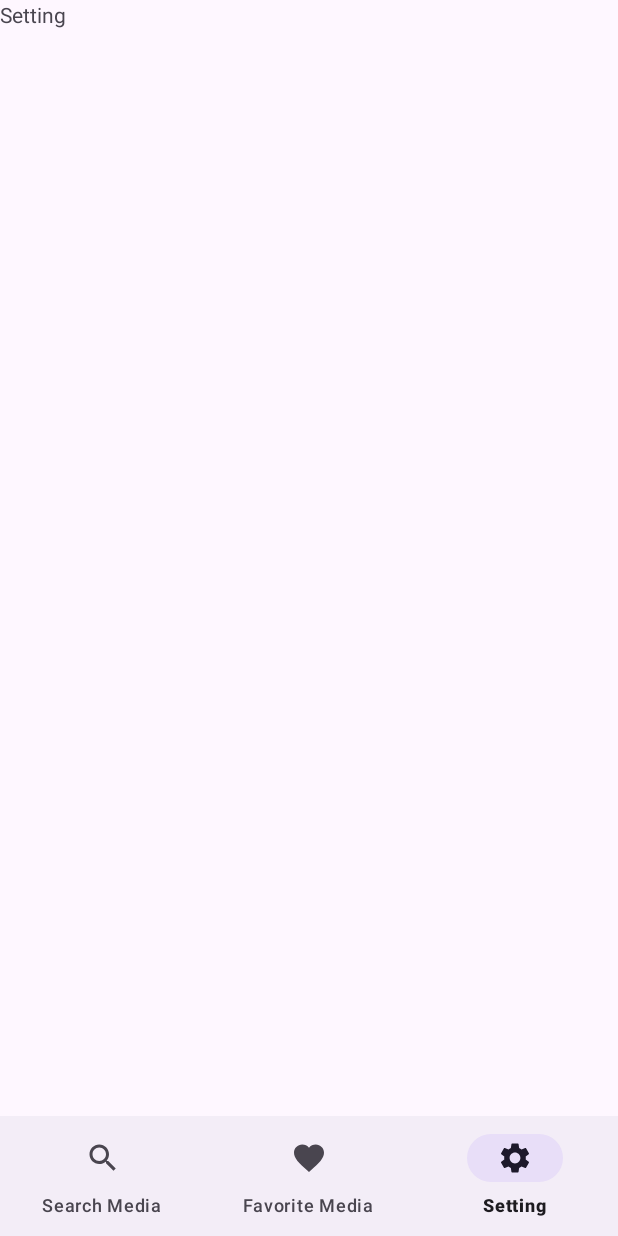
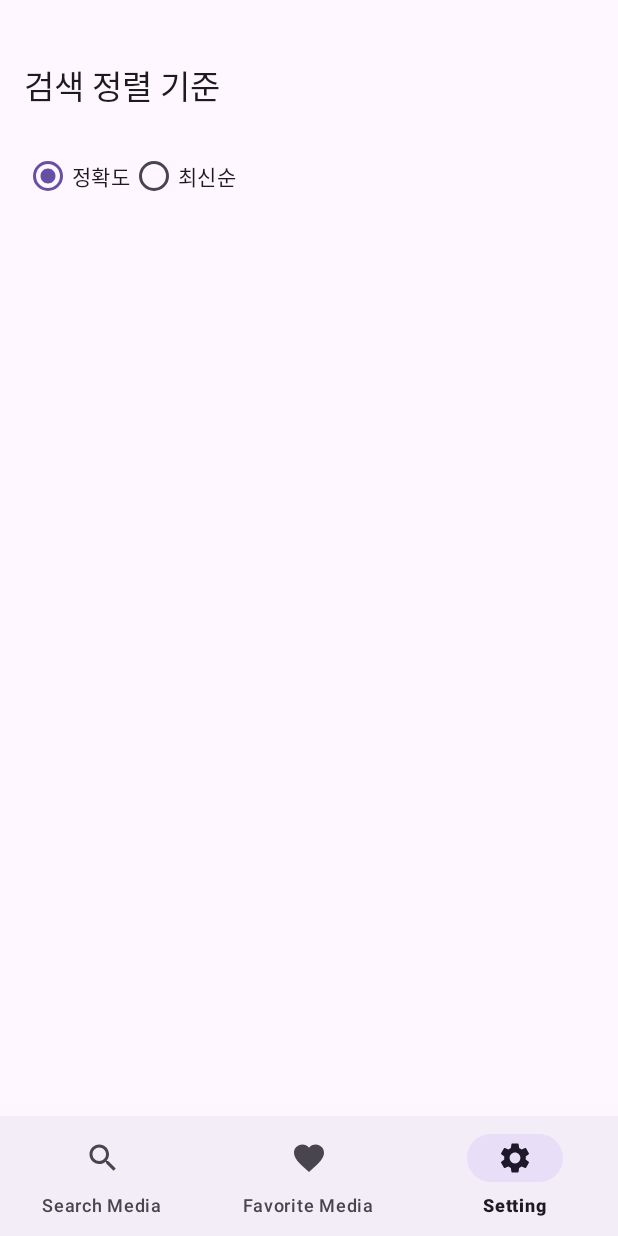
Before and after one commit to Nambyungwook/SearchMediaApp, an Android app: the screen it shows after launch (MainActivity), item 3 of the bottom bar chosen, on a phone screen of 412 x 824 dp. Run offline under Robolectric (Android 15) with nearby library versions, the phone set to English and light mode, and no system bars; our stand-ins replace Room's generated code, RxJava, navigation-ui.

Commit message:
DataStore를 이요한 SettingFragment 구현

```diff
--- a/app/build.gradle
+++ b/app/build.gradle
@@ -91,6 +91,9 @@ dependencies {
     // Kotlin serialization
     implementation 'org.jetbrains.kotlinx:kotlinx-serialization-json:1.3.2'
 
+    // DataStore
+    implementation 'androidx.datastore:datastore-preferences:1.0.0'
+
     testImplementation 'junit:junit:4.13.2'
     androidTestImplementation 'androidx.test.ext:junit:1.1.5'
     androidTestImplementation 'androidx.test.espresso:espresso-core:3.5.1'
--- a/app/src/main/java/com/nbw/searchmediaapp/data/repository/MediaRepository.kt
+++ b/app/src/main/java/com/nbw/searchmediaapp/data/repository/MediaRepository.kt
@@ -45,4 +45,9 @@ interface MediaRepository {
     suspend fun deleteMedia(media: Media)
 
     fun getFavoriteMedias(): Flow<List<Media>>
+
+    // DataStore
+    suspend fun saveSortMode(mode: String)
+
+    suspend fun getSortMode(): Flow<String>
 }
--- a/app/src/main/java/com/nbw/searchmediaapp/data/repository/MediaRepositoryImpl.kt
+++ b/app/src/main/java/com/nbw/searchmediaapp/data/repository/MediaRepositoryImpl.kt
@@ -1,5 +1,10 @@
 package com.nbw.searchmediaapp.data.repository
 
+import androidx.datastore.core.DataStore
+import androidx.datastore.preferences.core.Preferences
+import androidx.datastore.preferences.core.edit
+import androidx.datastore.preferences.core.emptyPreferences
+import androidx.datastore.preferences.core.stringPreferencesKey
 import com.nbw.searchmediaapp.data.api.RetrofitInstance.api
 import com.nbw.searchmediaapp.data.api.RetrofitInstance.rxApi
 import com.nbw.searchmediaapp.data.db.MediaDatabase
@@ -7,13 +12,19 @@ import com.nbw.searchmediaapp.data.model.ImagesResponse
 import com.nbw.searchmediaapp.data.model.Media
 import com.nbw.searchmediaapp.data.model.ResultWrapper
 import com.nbw.searchmediaapp.data.model.VideosResponse
+import com.nbw.searchmediaapp.data.repository.MediaRepositoryImpl.PreferencesKeys.SORT_MODE
+import com.nbw.searchmediaapp.utils.Sort
 import com.nbw.searchmediaapp.utils.safeApiCall
 import io.reactivex.Observable
 import kotlinx.coroutines.Dispatchers
 import kotlinx.coroutines.flow.Flow
+import kotlinx.coroutines.flow.catch
+import kotlinx.coroutines.flow.map
+import okio.IOException
 
 class MediaRepositoryImpl(
-    private val db: MediaDatabase
+    private val db: MediaDatabase,
+    private val dataStore: DataStore<Preferences>
 ): MediaRepository {
     override suspend fun searchImages(
         query: String,
@@ -87,4 +98,30 @@ class MediaRepositoryImpl(
     override fun getFavoriteMedias(): Flow<List<Media>> {
         return db.mediaDao().getFavoriteMedias()
     }
+
+    // DataStore
+    private object PreferencesKeys {
+        val SORT_MODE = stringPreferencesKey("sort_mode")
+    }
+
+    override suspend fun saveSortMode(mode: String) {
+        dataStore.edit { prefs ->
+            prefs[SORT_MODE] = mode
+        }
+    }
+
+    override suspend fun getSortMode(): Flow<String> {
+        return dataStore.data
+            .catch { exception ->
+                if (exception is IOException) {
+                    exception.printStackTrace()
+                    emit(emptyPreferences())
+                } else {
+                    throw exception
+                }
+            }
+            .map { prefs ->
+                prefs[SORT_MODE] ?: Sort.ACCURACY.value
+            }
+    }
 }
--- a/app/src/main/java/com/nbw/searchmediaapp/ui/view/MainActivity.kt
+++ b/app/src/main/java/com/nbw/searchmediaapp/ui/view/MainActivity.kt
@@ -1,7 +1,11 @@
 package com.nbw.searchmediaapp.ui.view
 
+import android.content.Context
 import androidx.appcompat.app.AppCompatActivity
 import android.os.Bundle
+import androidx.datastore.core.DataStore
+import androidx.datastore.preferences.core.Preferences
+import androidx.datastore.preferences.preferencesDataStore
 import androidx.lifecycle.ViewModelProvider
 import androidx.navigation.NavController
 import androidx.navigation.fragment.NavHostFragment
@@ -12,12 +16,15 @@ import com.nbw.searchmediaapp.data.repository.MediaRepositoryImpl
 import com.nbw.searchmediaapp.databinding.ActivityMainBinding
 import com.nbw.searchmediaapp.ui.viewmodel.MediaViewModel
 import com.nbw.searchmediaapp.ui.viewmodel.MediaViewModelProviderFactory
+import com.nbw.searchmediaapp.utils.Constants.DATASTORE_NAME
 
 class MainActivity : AppCompatActivity() {
 
     private val binding: ActivityMainBinding by lazy { ActivityMainBinding.inflate(layoutInflater) }
 
     private lateinit var navController: NavController
+
+    private val Context.dataStore: DataStore<Preferences> by preferencesDataStore(DATASTORE_NAME)
 
     lateinit var mediaViewModel: MediaViewModel
 
@@ -28,7 +35,7 @@ class MainActivity : AppCompatActivity() {
         setupBottomNavigationView()
 
         val database = MediaDatabase.getInstance(this)
-        val mediaRepository = MediaRepositoryImpl(database)
+        val mediaRepository = MediaRepositoryImpl(database, dataStore)
         val viewModelFactory = MediaViewModelProviderFactory(mediaRepository, this)
         mediaViewModel = ViewModelProvider(this, viewModelFactory)[MediaViewModel::class.java]
     }
--- a/app/src/main/java/com/nbw/searchmediaapp/ui/view/SearchMediaFragment.kt
+++ b/app/src/main/java/com/nbw/searchmediaapp/ui/view/SearchMediaFragment.kt
@@ -40,8 +40,7 @@ class SearchMediaFragment : Fragment() {
         search()
 //        rxSearch()
 
-        mediaViewModel.searchMediaResult.observe(viewLifecycleOwner) { result ->
-            val medias = result
+        mediaViewModel.searchMediaResult.observe(viewLifecycleOwner) { medias ->
             mediaAdapter.submitList(medias)
         }
 
--- a/app/src/main/java/com/nbw/searchmediaapp/ui/view/SettingFragment.kt
+++ b/app/src/main/java/com/nbw/searchmediaapp/ui/view/SettingFragment.kt
@@ -5,12 +5,19 @@ import androidx.fragment.app.Fragment
 import android.view.LayoutInflater
 import android.view.View
 import android.view.ViewGroup
+import androidx.lifecycle.lifecycleScope
+import com.nbw.searchmediaapp.R
 import com.nbw.searchmediaapp.databinding.FragmentSettingBinding
+import com.nbw.searchmediaapp.ui.viewmodel.MediaViewModel
+import com.nbw.searchmediaapp.utils.Sort
+import kotlinx.coroutines.launch
 
 class SettingFragment : Fragment() {
 
     private var _binding: FragmentSettingBinding? = null
     private val binding get() = _binding!!
+
+    private lateinit var mediaViewModel: MediaViewModel
 
     override fun onCreateView(
         inflater: LayoutInflater, container: ViewGroup?,
@@ -20,6 +27,36 @@ class SettingFragment : Fragment() {
         return binding.root
     }
 
+    override fun onViewCreated(view: View, savedInstanceState: Bundle?) {
+        super.onViewCreated(view, savedInstanceState)
+        mediaViewModel = (activity as MainActivity).mediaViewModel
+
+        saveSettings()
+        loadSettings()
+    }
+
+    private fun saveSettings() {
+        binding.rgSort.setOnCheckedChangeListener { _, checkedId ->
+            val value = when (checkedId) {
+                R.id.rb_accuracy -> Sort.ACCURACY.value
+                R.id.rb_recency -> Sort.RECENCY.value
+                else -> return@setOnCheckedChangeListener
+            }
+            mediaViewModel.saveSortMode(value)
+        }
+    }
+
+    private fun loadSettings() {
+        lifecycleScope.launch {
+            val buttonId = when (mediaViewModel.getSortMode()) {
+                Sort.ACCURACY.value -> R.id.rb_accuracy
+                Sort.RECENCY.value -> R.id.rb_recency
+                else -> return@launch
+            }
+            binding.rgSort.check(buttonId)
+        }
+    }
+
     override fun onDestroyView() {
         _binding = null
         super.onDestroyView()
--- a/app/src/main/java/com/nbw/searchmediaapp/ui/viewmodel/MediaViewModel.kt
+++ b/app/src/main/java/com/nbw/searchmediaapp/ui/viewmodel/MediaViewModel.kt
@@ -23,8 +23,10 @@ import kotlinx.coroutines.async
 import kotlinx.coroutines.awaitAll
 import kotlinx.coroutines.flow.SharingStarted
 import kotlinx.coroutines.flow.StateFlow
+import kotlinx.coroutines.flow.first
 import kotlinx.coroutines.flow.stateIn
 import kotlinx.coroutines.launch
+import kotlinx.coroutines.withContext
 import okio.IOException
 import retrofit2.HttpException
 
@@ -40,7 +42,7 @@ class MediaViewModel(
     var query = String()
         set(value) {
             field = value
-            savedStateHandle.set(SAVE_STATE_KEY, value)
+            savedStateHandle[SAVE_STATE_KEY] = value
         }
 
     init {
@@ -58,10 +60,10 @@ class MediaViewModel(
 
     fun searchMedia(query: String) = viewModelScope.launch(Dispatchers.IO) {
         val imagesResponse = async {
-            mediaRepository.searchImages(query, "accuracy", 1, 15)
+            mediaRepository.searchImages(query, getSortMode(), 1, 15)
         }
         val videosResponse = async {
-            mediaRepository.searchVideos(query, "accuracy", 1, 15)
+            mediaRepository.searchVideos(query, getSortMode(), 1, 15)
         }
 
         val mediaList = mutableListOf<Media>()
@@ -71,7 +73,8 @@ class MediaViewModel(
         responses.forEach { response ->
             when(response) {
                 is ResultWrapper.Success -> {
-                    if (response.value is ImagesResponse) {
+                    when (response.value) {
+                        is ImagesResponse -> {
                             response.value.images?.forEach { image ->
                                 mediaList.add(
                                     Media(
@@ -81,7 +84,9 @@ class MediaViewModel(
                                     )
                                 )
                             }
-                    } else if (response.value is VideosResponse) {
+                        }
+
+                        is VideosResponse -> {
                             response.value.videos?.forEach { video ->
                                 mediaList.add(
                                     Media(
@@ -91,7 +96,9 @@ class MediaViewModel(
                                     )
                                 )
                             }
-                    } else {
+                        }
+
+                        else -> {
                             mediaList.add(
                                 Media(
                                     mediaType = MediaType.NOTHING,
@@ -99,6 +106,7 @@ class MediaViewModel(
                                     video = null
                                 )
                             )
+                        }
                     }
                     _searchMediaResult.postValue(mediaList)
                 }
@@ -114,9 +122,10 @@ class MediaViewModel(
     }
 
     fun rxSearchMedia(query: String) {
+        viewModelScope.launch {
             val mediaList = mutableListOf<Media>()
-        val imagesObservable = mediaRepository.rxSearchImages(query, "accuracy", 1, 15)
-        val videosObservable = mediaRepository.rxSearchVideos(query, "accuracy", 1, 15)
+            val imagesObservable = mediaRepository.rxSearchImages(query, getSortMode(), 1, 15)
+            val videosObservable = mediaRepository.rxSearchVideos(query, getSortMode(), 1, 15)
 
             disposables.add(
                 Observable.zip(
@@ -160,6 +169,7 @@ class MediaViewModel(
                         }
                     )
             )
+        }
     }
 
     private fun parseErrorResponse(throwable: Throwable): ResultWrapper.Error {
@@ -222,4 +232,13 @@ class MediaViewModel(
 
     val favoriteMedias: StateFlow<List<Media>> = mediaRepository.getFavoriteMedias()
         .stateIn(viewModelScope, SharingStarted.WhileSubscribed(5000), listOf())
+
+    // DataStore
+    fun saveSortMode(value: String) = viewModelScope.launch(Dispatchers.IO) {
+        mediaRepository.saveSortMode(value)
     }
+
+    suspend fun getSortMode() = withContext(Dispatchers.IO) {
+        mediaRepository.getSortMode().first()
+    }
+}
--- a/app/src/main/java/com/nbw/searchmediaapp/utils/Constants.kt
+++ b/app/src/main/java/com/nbw/searchmediaapp/utils/Constants.kt
@@ -8,4 +8,6 @@ object Constants {
     const val API_KEY = BuildConfig.apiKey
 
     const val SEARCH_TIME_DELAY = 100L
+
+    const val DATASTORE_NAME = "preferences_datastore"
 }
--- /dev/null
+++ b/app/src/main/java/com/nbw/searchmediaapp/utils/Sort.kt
@@ -0,0 +1,6 @@
+package com.nbw.searchmediaapp.utils
+
+enum class Sort(val value: String) {
+    ACCURACY("accuracy"),
+    RECENCY("recency")
+}
--- a/app/src/main/res/layout/fragment_setting.xml
+++ b/app/src/main/res/layout/fragment_setting.xml
@@ -1,13 +1,49 @@
 <?xml version="1.0" encoding="utf-8"?>
-<FrameLayout xmlns:android="http://schemas.android.com/apk/res/android"
+<androidx.constraintlayout.widget.ConstraintLayout
+    xmlns:android="http://schemas.android.com/apk/res/android"
+    xmlns:app="http://schemas.android.com/apk/res-auto"
     xmlns:tools="http://schemas.android.com/tools"
     android:layout_width="match_parent"
     android:layout_height="match_parent"
     tools:context=".ui.view.SettingFragment">
 
     <TextView
-        android:layout_width="match_parent"
-        android:layout_height="match_parent"
-        android:text="@string/setting" />
+        android:id="@+id/tv_title_sort"
+        android:layout_width="0dp"
+        android:layout_height="wrap_content"
+        android:layout_marginStart="16dp"
+        android:layout_marginTop="40dp"
+        android:layout_marginEnd="16dp"
+        android:text="@string/setting_sort_by_title"
+        android:textAppearance="@style/TextAppearance.AppCompat.Large"
+        app:layout_constraintEnd_toEndOf="parent"
+        app:layout_constraintStart_toStartOf="parent"
+        app:layout_constraintTop_toTopOf="parent" />
 
-</FrameLayout>
+    <RadioGroup
+        android:id="@+id/rg_sort"
+        android:layout_width="0dp"
+        android:layout_height="wrap_content"
+        android:layout_marginStart="16dp"
+        android:layout_marginTop="20dp"
+        android:layout_marginEnd="16dp"
+        android:orientation="horizontal"
+        app:layout_constraintEnd_toEndOf="parent"
+        app:layout_constraintStart_toStartOf="parent"
+        app:layout_constraintTop_toBottomOf="@id/tv_title_sort">
+
+        <RadioButton
+            android:id="@+id/rb_accuracy"
+            android:layout_width="wrap_content"
+            android:layout_height="wrap_content"
+            android:text="@string/setting_sort_by_accuracy" />
+
+        <RadioButton
+            android:id="@+id/rb_recency"
+            android:layout_width="wrap_content"
+            android:layout_height="wrap_content"
+            android:text="@string/setting_sort_by_recency" />
+
+    </RadioGroup>
+
+</androidx.constraintlayout.widget.ConstraintLayout>
--- a/app/src/main/res/values/strings.xml
+++ b/app/src/main/res/values/strings.xml
@@ -3,5 +3,11 @@
 
     <string name="search_media">Search Media</string>
     <string name="favorite_media">Favorite Media</string>
+
+
+    <!-- SettingFragment -->
     <string name="setting">Setting</string>
+    <string name="setting_sort_by_title">검색 정렬 기준</string>
+    <string name="setting_sort_by_accuracy">정확도</string>
+    <string name="setting_sort_by_recency">최신순</string>
 </resources>
```
Lines whose indentation alone changed are shown as unchanged.
